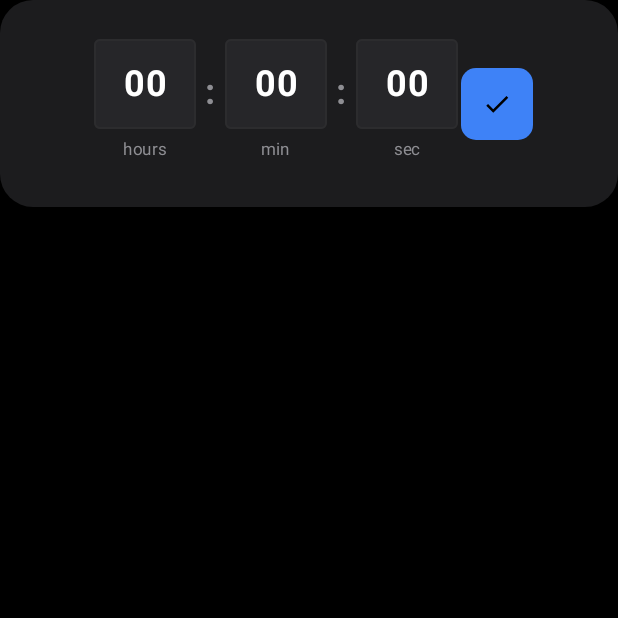
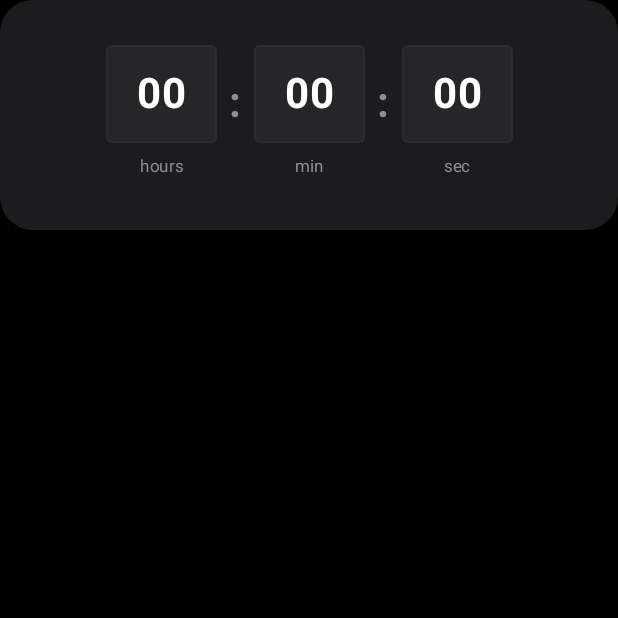
Before and after one commit to ndev-hoster/Clockity, an Android app built with Jetpack Compose: the composable TimerWheelDurationPicker called with empty values, after a tap on "00", on a phone screen of 412 x 824 dp, the top half of it. Run offline under Robolectric (Android 15) with nearby library versions, the light colour scheme and no system bars.

Commit message:
Remove checkmark button and add auto-dismiss keyboard returning to scroll wheels

```diff
--- a/app/src/main/java/com/clockity/app/ui/components/WheelPicker.kt
+++ b/app/src/main/java/com/clockity/app/ui/components/WheelPicker.kt
@@ -1,3 +1,5 @@
+@file:OptIn(androidx.compose.foundation.layout.ExperimentalLayoutApi::class, androidx.compose.foundation.ExperimentalFoundationApi::class)
+
 package com.clockity.app.ui.components
 
 import android.content.Context
@@ -21,8 +23,6 @@ import androidx.compose.foundation.lazy.rememberLazyListState
 import androidx.compose.foundation.shape.RoundedCornerShape
 import androidx.compose.foundation.text.KeyboardActions
 import androidx.compose.foundation.text.KeyboardOptions
-import androidx.compose.material.icons.Icons
-import androidx.compose.material.icons.filled.Check
 import androidx.compose.material3.*
 import androidx.compose.runtime.*
 import androidx.compose.ui.Alignment
@@ -30,6 +30,7 @@ import androidx.compose.ui.Modifier
 import androidx.compose.ui.draw.clip
 import androidx.compose.ui.focus.FocusRequester
 import androidx.compose.ui.focus.focusRequester
+import androidx.compose.ui.focus.onFocusChanged
 import androidx.compose.ui.graphics.Color
 import androidx.compose.ui.platform.LocalContext
 import androidx.compose.ui.platform.LocalFocusManager
@@ -381,6 +382,20 @@ fun DirectTimeInputRow(
     }
 
     val focusManager = LocalFocusManager.current
+    val keyboardController = LocalSoftwareKeyboardController.current
+
+    // Auto-detect when software keyboard is dismissed to exit back to scroll wheel
+    val isImeVisible = WindowInsets.isImeVisible
+    var wasImeVisible by remember { mutableStateOf(false) }
+
+    LaunchedEffect(isImeVisible) {
+        if (isImeVisible) {
+            wasImeVisible = true
+        } else if (wasImeVisible) {
+            onDone()
+            wasImeVisible = false
+        }
+    }
 
     fun applyDirectTime() {
         val hParsed = hourText.filter { it.isDigit() }.toIntOrNull() ?: 0
@@ -425,7 +440,7 @@ fun DirectTimeInputRow(
                 color = OneUITextPrimary,
                 textAlign = TextAlign.Center
             ),
-            modifier = Modifier.width(72.dp),
+            modifier = Modifier.width(76.dp),
             colors = OutlinedTextFieldDefaults.colors(
                 focusedBorderColor = OneUIBlue,
                 unfocusedBorderColor = OneUIDivider,
@@ -454,7 +469,9 @@ fun DirectTimeInputRow(
                 imeAction = ImeAction.Done
             ),
             keyboardActions = KeyboardActions(onDone = {
+                applyDirectTime()
                 focusManager.clearFocus()
+                keyboardController?.hide()
                 onDone()
             }),
             singleLine = true,
@@ -464,7 +481,7 @@ fun DirectTimeInputRow(
                 color = OneUITextPrimary,
                 textAlign = TextAlign.Center
             ),
-            modifier = Modifier.width(72.dp),
+            modifier = Modifier.width(76.dp),
             colors = OutlinedTextFieldDefaults.colors(
                 focusedBorderColor = OneUIBlue,
                 unfocusedBorderColor = OneUIDivider,
@@ -499,23 +516,12 @@ fun DirectTimeInputRow(
                 }
             }
         }
-
-        Spacer(modifier = Modifier.width(10.dp))
-        IconButton(
-            onClick = onDone,
-            modifier = Modifier
-                .size(36.dp)
-                .clip(RoundedCornerShape(10.dp))
-                .background(OneUIBlue)
-        ) {
-            Icon(Icons.Default.Check, contentDescription = "Done", tint = OneUIBlack, modifier = Modifier.size(20.dp))
-        }
     }
 }
 
 /**
  * Timer Wheel Duration Picker with 5-row sequence numbers, inline unit labels,
- * and tap-to-type numeric keyboard activation.
+ * and tap-to-type numeric keyboard activation with automatic dismissal.
  */
 @Composable
 fun TimerWheelDurationPicker(
@@ -528,6 +534,23 @@ fun TimerWheelDurationPicker(
     var isKeyboardMode by remember { mutableStateOf(false) }
     var focusedField by remember { mutableIntStateOf(1) } // 0 = hours, 1 = mins, 2 = secs
 
+    val focusManager = LocalFocusManager.current
+    val keyboardController = LocalSoftwareKeyboardController.current
+
+    // Auto-detect when software keyboard is dismissed by back key/gesture to exit back to scroll wheel
+    val isImeVisible = WindowInsets.isImeVisible
+    var wasImeVisible by remember { mutableStateOf(false) }
+
+    LaunchedEffect(isImeVisible) {
+        if (isImeVisible) {
+            wasImeVisible = true
+        } else if (wasImeVisible && isKeyboardMode) {
+            focusManager.clearFocus()
+            isKeyboardMode = false
+            wasImeVisible = false
+        }
+    }
+
     val hoursList = (0..23).map { String.format("%02d", it) }
     val minutesList = (0..59).map { String.format("%02d", it) }
     val secondsList = (0..59).map { String.format("%02d", it) }
@@ -537,6 +560,17 @@ fun TimerWheelDurationPicker(
             .fillMaxWidth()
             .clip(RoundedCornerShape(22.dp))
             .background(OneUICardDark)
+            .clickable(
+                interactionSource = remember { MutableInteractionSource() },
+                indication = null
+            ) {
+                // Tapping outside inputs closes keypad and returns to drum wheels
+                if (isKeyboardMode) {
+                    focusManager.clearFocus()
+                    keyboardController?.hide()
+                    isKeyboardMode = false
+                }
+            }
             .padding(vertical = 14.dp, horizontal = 12.dp),
         horizontalAlignment = Alignment.CenterHorizontally
     ) {
@@ -546,11 +580,10 @@ fun TimerWheelDurationPicker(
             label = "timer_picker_mode"
         ) { keyboardMode ->
             if (keyboardMode) {
-                // Direct Numeric Keypad Typing View
+                // Direct Numeric Keypad Typing View (without extra checkmark button)
                 val hoursFocus = remember { FocusRequester() }
                 val minutesFocus = remember { FocusRequester() }
                 val secondsFocus = remember { FocusRequester() }
-                val keyboardController = LocalSoftwareKeyboardController.current
 
                 var hourStr by remember(hours) { mutableStateOf(if (hours == 0) "00" else String.format("%02d", hours)) }
                 var minStr by remember(minutes) { mutableStateOf(if (minutes == 0) "00" else String.format("%02d", minutes)) }
@@ -576,7 +609,7 @@ fun TimerWheelDurationPicker(
                 Row(
                     modifier = Modifier
                         .fillMaxWidth()
-                        .padding(vertical = 12.dp),
+                        .padding(vertical = 16.dp),
                     horizontalArrangement = Arrangement.Center,
                     verticalAlignment = Alignment.CenterVertically
                 ) {
@@ -594,13 +627,13 @@ fun TimerWheelDurationPicker(
                             ),
                             singleLine = true,
                             textStyle = LocalTextStyle.current.copy(
-                                fontSize = 24.sp,
+                                fontSize = 28.sp,
                                 fontWeight = FontWeight.Bold,
                                 color = OneUITextPrimary,
                                 textAlign = TextAlign.Center
                             ),
                             modifier = Modifier
-                                .width(68.dp)
+                                .width(74.dp)
                                 .focusRequester(hoursFocus),
                             colors = OutlinedTextFieldDefaults.colors(
                                 focusedBorderColor = OneUIBlue,
@@ -609,15 +642,15 @@ fun TimerWheelDurationPicker(
                                 unfocusedContainerColor = OneUICardElevated
                             )
                         )
-                        Text("hours", fontSize = 11.sp, color = OneUITextSecondary, modifier = Modifier.padding(top = 2.dp))
+                        Text("hours", fontSize = 11.sp, color = OneUITextSecondary, modifier = Modifier.padding(top = 4.dp))
                     }
 
                     Text(
                         text = ":",
-                        fontSize = 24.sp,
+                        fontSize = 28.sp,
                         fontWeight = FontWeight.Bold,
                         color = OneUITextSecondary,
-                        modifier = Modifier.padding(horizontal = 6.dp).offset(y = (-8).dp)
+                        modifier = Modifier.padding(horizontal = 8.dp).offset(y = (-8).dp)
                     )
 
                     // Minutes Field
@@ -634,13 +667,13 @@ fun TimerWheelDurationPicker(
                             ),
                             singleLine = true,
                             textStyle = LocalTextStyle.current.copy(
-                                fontSize = 24.sp,
+                                fontSize = 28.sp,
                                 fontWeight = FontWeight.Bold,
                                 color = OneUITextPrimary,
                                 textAlign = TextAlign.Center
                             ),
                             modifier = Modifier
-                                .width(68.dp)
+                                .width(74.dp)
                                 .focusRequester(minutesFocus),
                             colors = OutlinedTextFieldDefaults.colors(
                                 focusedBorderColor = OneUIBlue,
@@ -649,15 +682,15 @@ fun TimerWheelDurationPicker(
                                 unfocusedContainerColor = OneUICardElevated
                             )
                         )
-                        Text("min", fontSize = 11.sp, color = OneUITextSecondary, modifier = Modifier.padding(top = 2.dp))
+                        Text("min", fontSize = 11.sp, color = OneUITextSecondary, modifier = Modifier.padding(top = 4.dp))
                     }
 
                     Text(
                         text = ":",
-                        fontSize = 24.sp,
+                        fontSize = 28.sp,
                         fontWeight = FontWeight.Bold,
                         color = OneUITextSecondary,
-                        modifier = Modifier.padding(horizontal = 6.dp).offset(y = (-8).dp)
+                        modifier = Modifier.padding(horizontal = 8.dp).offset(y = (-8).dp)
                     )
 
                     // Seconds Field
@@ -674,17 +707,19 @@ fun TimerWheelDurationPicker(
                             ),
                             keyboardActions = KeyboardActions(onDone = {
                                 applyValues()
+                                focusManager.clearFocus()
+                                keyboardController?.hide()
                                 isKeyboardMode = false
                             }),
                             singleLine = true,
                             textStyle = LocalTextStyle.current.copy(
-                                fontSize = 24.sp,
+                                fontSize = 28.sp,
                                 fontWeight = FontWeight.Bold,
                                 color = OneUITextPrimary,
                                 textAlign = TextAlign.Center
                             ),
                             modifier = Modifier
-                                .width(68.dp)
+                                .width(74.dp)
                                 .focusRequester(secondsFocus),
                             colors = OutlinedTextFieldDefaults.colors(
                                 focusedBorderColor = OneUIBlue,
@@ -693,22 +728,7 @@ fun TimerWheelDurationPicker(
                                 unfocusedContainerColor = OneUICardElevated
                             )
                         )
-                        Text("sec", fontSize = 11.sp, color = OneUITextSecondary, modifier = Modifier.padding(top = 2.dp))
-                    }
-
-                    Spacer(modifier = Modifier.width(8.dp))
-
-                    IconButton(
-                        onClick = {
-                            applyValues()
-                            isKeyboardMode = false
-                        },
-                        modifier = Modifier
-                            .size(36.dp)
-                            .clip(RoundedCornerShape(10.dp))
-                            .background(OneUIBlue)
-                    ) {
-                        Icon(Icons.Default.Check, contentDescription = "Done", tint = OneUIBlack, modifier = Modifier.size(20.dp))
+                        Text("sec", fontSize = 11.sp, color = OneUITextSecondary, modifier = Modifier.padding(top = 4.dp))
                     }
                 }
             } else {
```
